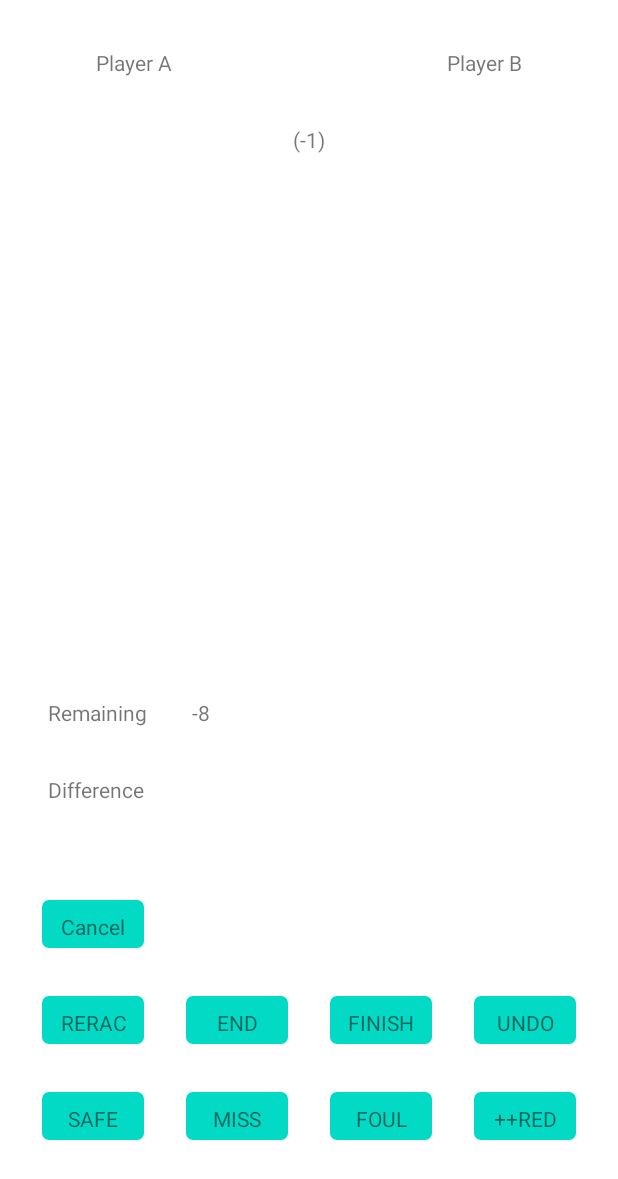
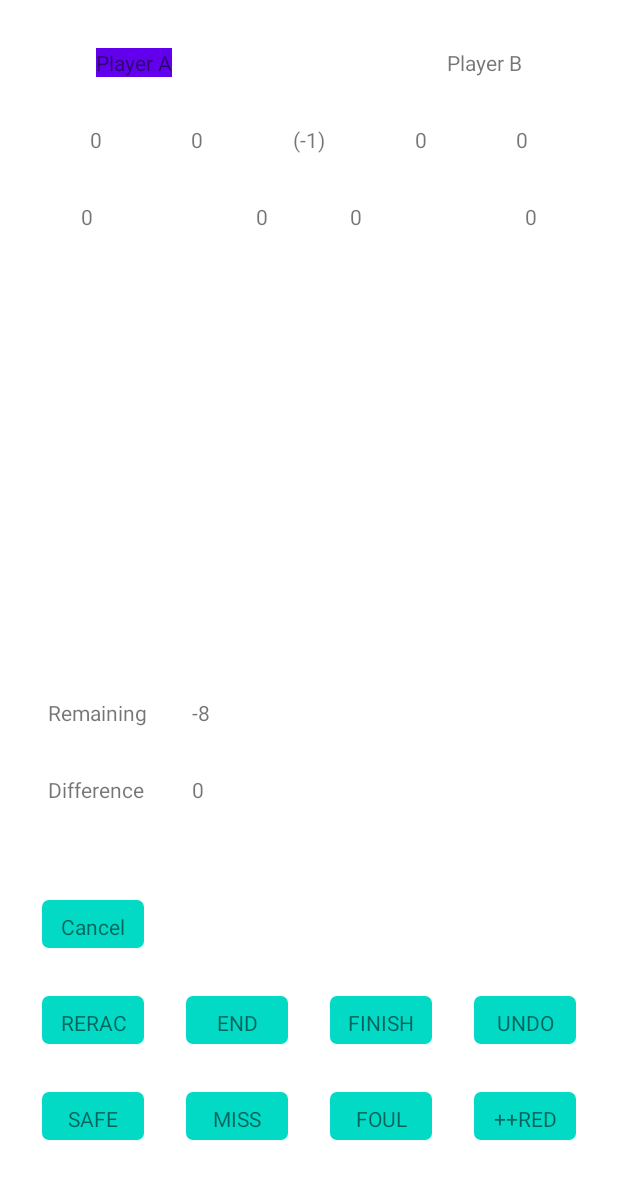
Before and after one commit to victorcocuz/snooker-board, an Android app: the GameFragment screen opened through its navigation route, after a tap on "MISS", on a phone screen of 412 x 824 dp. Shown: the top 1179 px of the screen. Run offline under Robolectric (Android 15) with nearby library versions, the phone set to English and light mode, and no system bars; our stand-ins replace Room's generated code, Timber, data binding, navigation-ui; 22 statements that could not run were skipped; 1 other tap on this screen came first.

Commit message:
fix: undo game logic

```diff
--- a/app/src/main/java/com/example/snookerscore/fragments/game/GameFragment.kt
+++ b/app/src/main/java/com/example/snookerscore/fragments/game/GameFragment.kt
@@ -73,7 +73,7 @@ class GameFragment : androidx.fragment.app.Fragment() {
 
     private fun manageBallVisibility(frameState: Ball) {
         ballsList = when (frameState) {
-            FREE -> listOf(FREE)
+            FREEBALL -> listOf(FREEBALL)
             RED -> listOf(RED)
             COLOR -> listOf(YELLOW, GREEN, BROWN, BLUE, PINK, BLACK)
             YELLOW -> listOf(YELLOW)
--- a/app/src/main/res/layout/fragment_game.xml
+++ b/app/src/main/res/layout/fragment_game.xml
@@ -44,7 +44,7 @@
             android:id="@+id/game_text_score_a"
             android:layout_width="wrap_content"
             android:layout_height="wrap_content"
-            android:text="@{String.valueOf(gameViewModel.displayPlayer.first().framePoints)}"
+            android:text="@{String.valueOf(gameViewModel.displayPlayer.getFirst().framePoints)}"
             app:layout_constraintBottom_toBottomOf="@+id/game_text_score_total"
             app:layout_constraintEnd_toStartOf="@+id/game_text_score_frames_a"
             app:layout_constraintHorizontal_bias="0.5"
@@ -55,7 +55,7 @@
             android:id="@+id/game_text_score_b"
             android:layout_width="wrap_content"
             android:layout_height="wrap_content"
-            android:text="@{String.valueOf(gameViewModel.displayPlayer.second().framePoints)}"
+            android:text="@{String.valueOf(gameViewModel.displayPlayer.getSecond().framePoints)}"
             app:layout_constraintBottom_toBottomOf="@+id/game_text_score_total"
             app:layout_constraintEnd_toEndOf="parent"
             app:layout_constraintHorizontal_bias="0.5"
@@ -66,7 +66,7 @@
             android:id="@+id/game_text_score_frames_a"
             android:layout_width="wrap_content"
             android:layout_height="wrap_content"
-            android:text="@{String.valueOf(gameViewModel.displayPlayer.first().matchPoints)}"
+            android:text="@{String.valueOf(gameViewModel.displayPlayer.getFirst().matchPoints)}"
             app:layout_constraintBottom_toBottomOf="@+id/game_text_score_total"
             app:layout_constraintEnd_toStartOf="@+id/game_text_score_total"
             app:layout_constraintHorizontal_bias="0.5"
@@ -77,7 +77,7 @@
             android:id="@+id/game_text_score_frames_b"
             android:layout_width="wrap_content"
             android:layout_height="wrap_content"
-            android:text="@{String.valueOf(gameViewModel.displayPlayer.second().matchPoints)}"
+            android:text="@{String.valueOf(gameViewModel.displayPlayer.getSecond().matchPoints)}"
             app:layout_constraintBottom_toBottomOf="@+id/game_text_score_total"
             app:layout_constraintEnd_toStartOf="@+id/game_text_score_b"
             app:layout_constraintHorizontal_bias="0.5"
@@ -104,8 +104,8 @@
             app:layout_constraintEnd_toStartOf="@+id/game_text_score_break_a"
             app:layout_constraintHorizontal_bias="0.5"
             app:layout_constraintStart_toEndOf="@+id/game_text_score_foul_a"
-            app:shotMiss="@{gameViewModel.displayPlayer.first().missedShots}"
-            app:shotSuccess="@{gameViewModel.displayPlayer.first().successShots}"
+            app:shotMiss="@{gameViewModel.displayPlayer.getFirst().missedShots}"
+            app:shotSuccess="@{gameViewModel.displayPlayer.getFirst().successShots}"
             tools:text="55%" />
 
         <TextView
@@ -116,8 +116,8 @@
             app:layout_constraintEnd_toStartOf="@+id/game_text_score_foul_b"
             app:layout_constraintHorizontal_bias="0.5"
             app:layout_constraintStart_toEndOf="@+id/game_text_score_break_b"
-            app:shotMiss="@{gameViewModel.displayPlayer.second().missedShots}"
-            app:shotSuccess="@{gameViewModel.displayPlayer.second().successShots}"
+            app:shotMiss="@{gameViewModel.displayPlayer.getSecond().missedShots}"
+            app:shotSuccess="@{gameViewModel.displayPlayer.getSecond().successShots}"
             tools:text="58%" />
 
         <TextView
@@ -125,7 +125,7 @@
             android:layout_width="wrap_content"
             android:layout_height="wrap_content"
             android:layout_marginTop="@dimen/margin_large"
-            android:text="@{String.valueOf(gameViewModel.displayPlayer.first().fouls)}"
+            android:text="@{String.valueOf(gameViewModel.displayPlayer.getFirst().fouls)}"
             app:layout_constraintEnd_toStartOf="@+id/game_text_score_percentage_a"
             app:layout_constraintHorizontal_bias="0.5"
             app:layout_constraintStart_toStartOf="parent"
@@ -136,7 +136,7 @@
             android:id="@+id/game_text_score_foul_b"
             android:layout_width="wrap_content"
             android:layout_height="wrap_content"
-            android:text="@{String.valueOf(gameViewModel.displayPlayer.second().fouls)}"
+            android:text="@{String.valueOf(gameViewModel.displayPlayer.getSecond().fouls)}"
             app:layout_constraintBottom_toBottomOf="@+id/game_text_score_foul_a"
             app:layout_constraintEnd_toEndOf="parent"
             app:layout_constraintHorizontal_bias="0.5"
@@ -148,7 +148,7 @@
             android:layout_width="wrap_content"
             android:layout_height="wrap_content"
             tools:text="50"
-            android:text="@{String.valueOf(gameViewModel.displayPlayer.first().highestBreak)}"
+            android:text="@{String.valueOf(gameViewModel.displayPlayer.getFirst().highestBreak)}"
             app:layout_constraintBottom_toBottomOf="@+id/game_text_score_foul_a"
             app:layout_constraintEnd_toStartOf="@+id/game_text_score_break_b"
             app:layout_constraintHorizontal_bias="0.5"
@@ -158,7 +158,7 @@
             android:id="@+id/game_text_score_break_b"
             android:layout_width="wrap_content"
             android:layout_height="wrap_content"
-            android:text="@{String.valueOf(gameViewModel.displayPlayer.second().highestBreak)}"
+            android:text="@{String.valueOf(gameViewModel.displayPlayer.getSecond().highestBreak)}"
             tools:text="40"
             app:layout_constraintBottom_toBottomOf="@+id/game_text_score_foul_a"
             app:layout_constraintEnd_toStartOf="@+id/game_text_score_percentage_b"
--- a/app/src/main/res/layout/layout_game_actions.xml
+++ b/app/src/main/res/layout/layout_game_actions.xml
@@ -3,8 +3,11 @@
     xmlns:app="http://schemas.android.com/apk/res-auto">
 
     <data>
+
         <import type="com.example.snookerscore.fragments.game.Pot" />
-        <import type="com.example.snookerscore.fragments.game.MatchAction"/>
+
+        <import type="com.example.snookerscore.fragments.game.MatchAction" />
+
         <variable
             name="gameViewModel"
             type="com.example.snookerscore.fragments.game.GameFragmentViewModel" />
@@ -67,14 +70,15 @@
             app:layout_constraintBottom_toTopOf="@+id/game_btn_act_safe"
             app:layout_constraintEnd_toStartOf="@+id/game_btn_act_end_frame"
             app:layout_constraintHorizontal_bias="0.5"
-            app:layout_constraintStart_toStartOf="parent" />
+            app:layout_constraintStart_toStartOf="parent"
+            app:undoAndRerackEnabled="@{gameViewModel.displayFrameStack.size()}" />
 
         <TextView
             android:id="@+id/game_btn_act_end_frame"
             style="@style/temp_btn"
             android:onClick="@{() -> gameViewModel.endFrame()}"
             android:text="@string/action_end"
-            app:endFrameEnabled="@{gameViewModel.displayPlayer}"
+            app:endFrameEnabled="@{gameViewModel.displayPlayer.isFrameEqual()}"
             app:layout_constraintBottom_toBottomOf="@+id/game_btn_act_rerack"
             app:layout_constraintEnd_toStartOf="@+id/game_btn_act_end_match"
             app:layout_constraintHorizontal_bias="0.5"
@@ -85,7 +89,8 @@
             style="@style/temp_btn"
             android:onClick="@{() -> gameViewModel.assignMatchAction(MatchAction.END_MATCH)}"
             android:text="@string/action_finish"
-            app:endMatchEnabled="@{gameViewModel.displayPlayer}"
+            app:endMatchEnabledFrameEqual="@{gameViewModel.displayPlayer.isFrameEqual()}"
+            app:endMatchEnabledMatchEqual="@{gameViewModel.displayPlayer.isMatchEqual()}"
             app:layout_constraintBottom_toBottomOf="@+id/game_btn_act_rerack"
             app:layout_constraintEnd_toStartOf="@+id/game_btn_act_undo"
             app:layout_constraintHorizontal_bias="0.5"
@@ -100,7 +105,7 @@
             app:layout_constraintEnd_toEndOf="parent"
             app:layout_constraintHorizontal_bias="0.5"
             app:layout_constraintStart_toEndOf="@+id/game_btn_act_end_match"
-            app:undoEnabled="@{gameViewModel.displayFrameStack.size()}" />
+            app:undoAndRerackEnabled="@{gameViewModel.displayFrameStack.size()}" />
 
         <TextView
             android:id="@+id/game_btn_act_cancel"
```
Also changed, not shown: app/src/main/java/com/example/snookerscore/database/Converters.kt (+14 -14 lines), app/src/main/java/com/example/snookerscore/fragments/game/GameFragmentViewModel.kt (+75 -68 lines), app/src/main/java/com/example/snookerscore/fragments/game/GameObjects.kt (+19 -14 lines), app/src/main/java/com/example/snookerscore/utils/BindingAdapters.kt (+8 -9 lines).
